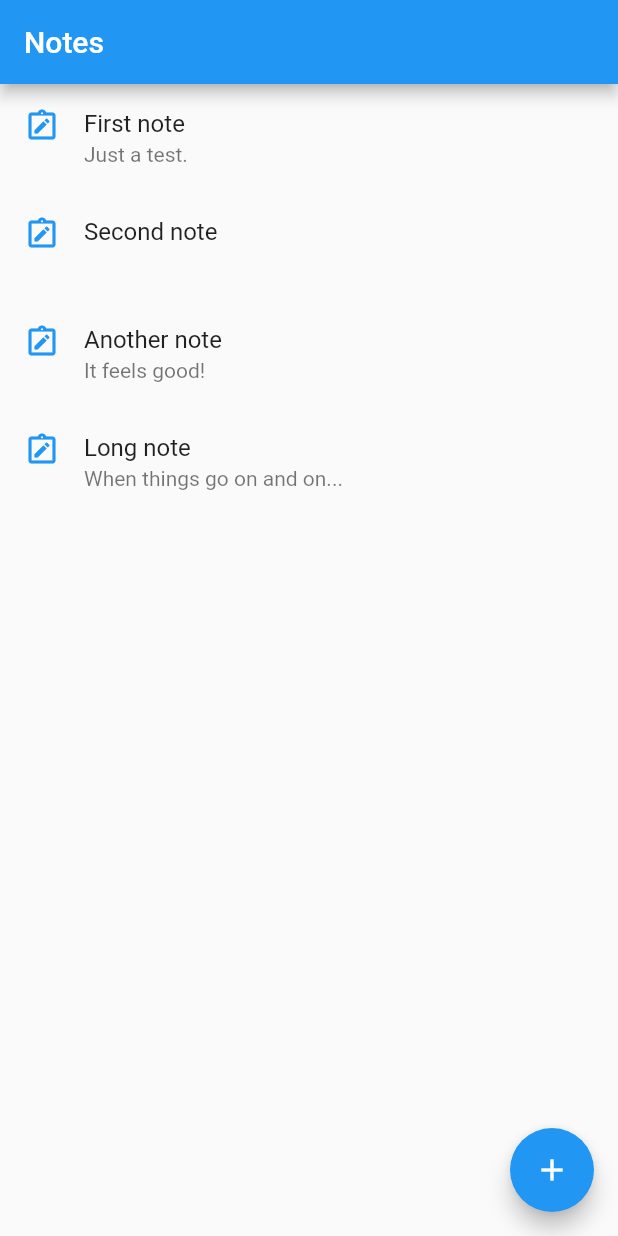
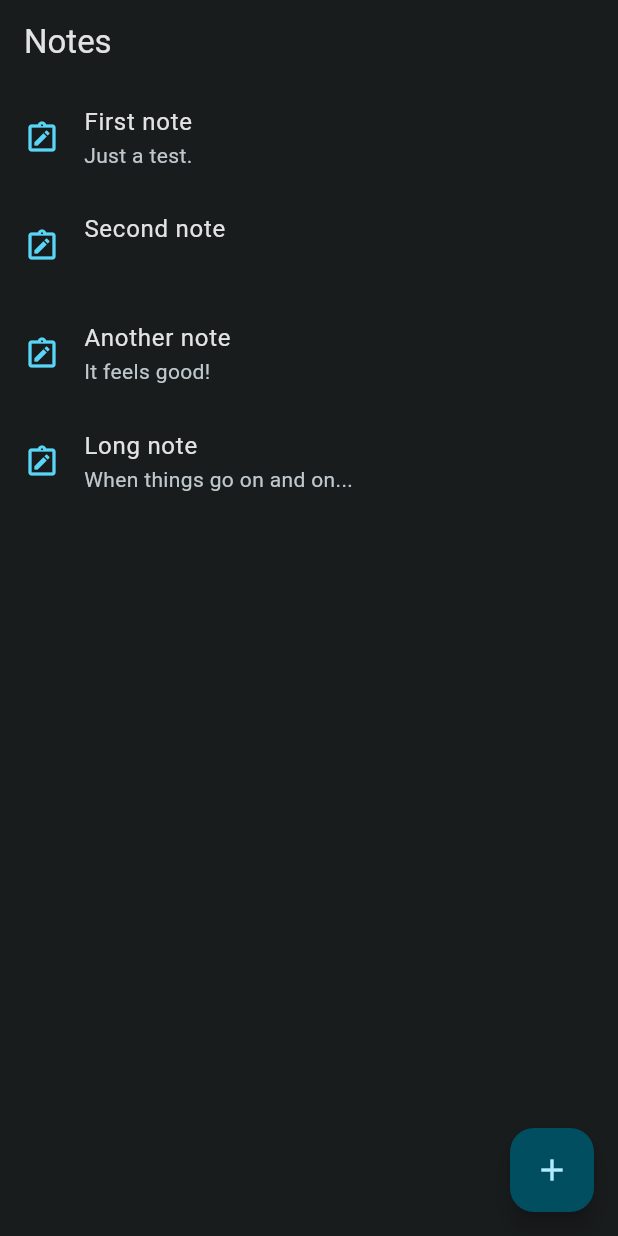
Before and after one commit to cc-nogueira/flutter_simple_layered_template, a Flutter app: the screen it shows after launch, on a phone screen of 412 x 824 dp. Run offline on Flutter 3.47's test engine with Material 2 defaults, Android fonts, the phone set to English and light mode, and no system bars; our stand-ins replace flutter_riverpod, freezed_annotation; generated files the repository leaves out were written again.

Commit message:
ThemeBuilder. Message and Loading widgets review.

```diff
--- a/lib/src/presentation/app/app.dart
+++ b/lib/src/presentation/app/app.dart
@@ -1,8 +1,9 @@
 import 'package:flutter/material.dart';
 
-import 'routes.dart';
+import 'routes/routes.dart';
+import 'theme/theme_builder.dart';
 
-/// Weather App is this application MaterialApp.
+/// This is the MaterialApp.
 class App extends StatelessWidget {
   /// Const constructor
   const App({super.key});
@@ -14,8 +15,8 @@ class App extends StatelessWidget {
   Widget build(BuildContext context) {
     return MaterialApp(
       debugShowCheckedModeBanner: false,
-      theme: ThemeData(primarySwatch: Colors.blue),
       title: 'App',
+      theme: ThemeBuilder().darkTheme,
       onGenerateRoute: _routes.onGenerateRoute,
       initialRoute: Routes.home,
     );
--- a/lib/src/presentation/app/routes.dart
+++ b/lib/src/presentation/app/routes/routes.dart
@@ -1,29 +1,32 @@
 import 'package:flutter/material.dart';
 
-import '../../domain/entity/note.dart';
-import '../common/page/message_page.dart';
-import '../feature/note/page/note_page.dart';
-import '../feature/notes/notes_page.dart';
+import '../../../domain/entity/note.dart';
+import '../../common/page/message_page.dart';
+import '../../feature/note/note_page.dart';
+import '../../feature/notes/notes_page.dart';
 
 /// Routes management class.
 ///
 /// Uses static const variables to enumerate available routes and implements
 /// onGenerateRoute callback used for named routes navigation.
 class Routes {
+  /// Const constructor.
   const Routes();
 
+  /// Static routes.
   static const home = '/';
   static const note = '/note';
 
+  /// Callback for MaterialApp.
   Route onGenerateRoute(RouteSettings settings) {
     switch (settings.name) {
       case home:
-        return _route((_) => NotesPage());
+        return _route((_) => const NotesPage());
       case note:
         return _routeWithArg<Note>(settings.arguments, (_, arg) => NotePage(note: arg));
       default:
         return _route(
-          (_) => ErrorMessagePage('Unknown route "${settings.name}"'),
+          (_) => MessagePage.error('Unknown route "${settings.name}"'),
         );
     }
   }
@@ -39,5 +42,5 @@ class Routes {
 
   Widget _argumentBuilder<T>(
           BuildContext context, Object? arg, Widget Function(BuildContext, T) builder) =>
-      arg is T ? builder(context, arg) : const ErrorMessagePage('Illegal argument for route');
+      arg is T ? builder(context, arg) : MessagePage.error('Illegal argument for route');
 }
--- /dev/null
+++ b/lib/src/presentation/app/theme/theme_builder.dart
@@ -0,0 +1,66 @@
+import 'package:flutter/material.dart';
+
+import 'color_scheme.g.dart';
+
+/// ThemeBuilder for Material3.
+///
+/// The object of this class is created with a flag to define weather to use the pre generated
+/// colorsSchemes or to customize flutter default colorSchemes for Dark and Light modes.
+///
+/// The default choice is to use the pre generated colorSchemes.
+///
+/// Exposes a dark and a light theme option.
+class ThemeBuilder {
+  /// Contructor receives a flag to define the use of pre generated themes (defaults to true).
+  ThemeBuilder({this.useGenerated = true});
+
+  /// Flag to define the use of pre generated themes.
+  final bool useGenerated;
+
+  /// Getter for darkTheme
+  late ThemeData darkTheme = _theme(ThemeMode.dark);
+
+  /// Getter for lightTheme
+  late ThemeData lightTheme = _theme(ThemeMode.light);
+
+  /// Configures ThemeData for a ThemeMode.
+  ///
+  /// ThemeData is flaged to useMaterial3.
+  /// Handle only dark and light options, ThemeMode.system will be handled as dark.
+  ///
+  /// Also configures scaffoldBackgroundColor.
+  ThemeData _theme(ThemeMode mode) {
+    final base = mode == ThemeMode.light
+        ? ThemeData(
+            brightness: Brightness.light,
+            useMaterial3: true,
+            colorScheme: useGenerated ? lightColorScheme : null)
+        : ThemeData(
+            brightness: Brightness.dark,
+            useMaterial3: true,
+            colorScheme: useGenerated ? darkColorScheme : null);
+
+    if (useGenerated) {
+      return base.copyWith(scaffoldBackgroundColor: base.colorScheme.surface);
+    }
+
+    return base.copyWith(
+      colorScheme: _colorScheme(mode, base.colorScheme),
+      textTheme: _textTheme(mode, base.textTheme),
+      appBarTheme: _appBarTheme(mode, base.appBarTheme),
+      scaffoldBackgroundColor: _scaffoldBackgroundColor(mode),
+    );
+  }
+
+  ColorScheme _colorScheme(ThemeMode mode, ColorScheme base) =>
+      mode == ThemeMode.dark ? base : base.copyWith(onSurface: Colors.brown[900]);
+
+  TextTheme _textTheme(ThemeMode mode, TextTheme base) =>
+      mode == ThemeMode.dark ? base : base.apply(bodyColor: Colors.brown[900]);
+
+  AppBarTheme _appBarTheme(ThemeMode mode, AppBarTheme base) =>
+      base.copyWith(backgroundColor: _scaffoldBackgroundColor(mode));
+
+  Color _scaffoldBackgroundColor(ThemeMode mode) =>
+      mode == ThemeMode.dark ? Colors.grey[900]! : const Color(0xFFCACAC0);
+}
--- a/lib/src/presentation/common/page/loading_page.dart
+++ b/lib/src/presentation/common/page/loading_page.dart
@@ -9,13 +9,13 @@ class LoadingPage extends StatelessWidget {
   /// Const constructor with title
   const LoadingPage(this.title, {super.key});
 
-  /// builder helper function for AsyncValue loading callback.
+  /// builder function for AsyncValue loading callback.
   static Widget Function() builder(String title) => () => LoadingPage(title);
 
   /// Page title
   final String title;
 
-  /// Build a scaffold with given title and a LoadingWidget.
+  /// Build a scaffold with given title and LoadingWidget.
   @override
   Widget build(BuildContext context) {
     return Scaffold(
--- a/lib/src/presentation/common/page/message_page.dart
+++ b/lib/src/presentation/common/page/message_page.dart
@@ -8,6 +8,13 @@ import '../widget/message_widget.dart';
 class MessagePage extends StatelessWidget {
   /// Const constructor with title and message.
   const MessagePage({super.key, required this.title, required this.message});
+
+  /// Factory constructor for error message with 'Error' title.
+  ///
+  /// Accepts an ignored StackTrace argument to make the signature
+  /// compatible with AsyncValue error callback.
+  factory MessagePage.error(Object error, [StackTrace? _]) =>
+      MessagePage(title: 'Error', message: error.toString());
 
   /// Page title.
   final String title;
@@ -24,28 +31,3 @@ class MessagePage extends StatelessWidget {
     );
   }
 }
-
-/// Simple error message page.
-///
-/// Presents a scaffold page with title and a centralized error message.
-class ErrorMessagePage extends StatelessWidget {
-  /// Const constructor with an Error object.
-  const ErrorMessagePage(this.error, {super.key});
-
-  /// Factory helper constructor for AsyncValue error callback.
-  factory ErrorMessagePage.errorBuilder(Object error, StackTrace? stackTrace) =>
-      ErrorMessagePage(error);
-
-  /// Error object.
-  final Object error;
-
-  /// Returns a MessagePage with translated Error page title showing the given
-  /// error as the message content.
-  @override
-  Widget build(BuildContext context) {
-    return MessagePage(
-      title: 'Error',
-      message: error.toString(),
-    );
-  }
-}
--- a/lib/src/presentation/common/widget/loading_widget.dart
+++ b/lib/src/presentation/common/widget/loading_widget.dart
@@ -7,9 +7,6 @@ class LoadingWidget extends StatelessWidget {
   /// Const constructor.
   const LoadingWidget({super.key});
 
-  /// builder helper function for AsyncValue loading callback.
-  static Widget Function() get builder => () => const LoadingWidget();
-
   /// Build a centralized CircularProgressIndicator.
   @override
   Widget build(BuildContext context) => const Center(child: CircularProgressIndicator());
--- a/lib/src/presentation/common/widget/message_widget.dart
+++ b/lib/src/presentation/common/widget/message_widget.dart
@@ -7,7 +7,11 @@ class MessageWidget extends StatelessWidget {
   /// Const constructor.
   const MessageWidget(this.message, {super.key, this.style});
 
-  /// Message to display
+  /// Factory constructor for AsyncValue error callback.
+  factory MessageWidget.errorBuilder(Object error, StackTrace? _) =>
+      MessageWidget(error.toString());
+
+  /// Message to display.
   final String message;
 
   /// Optional text style (defaults to headlineSmall).
```
Also changed, not shown: lib/src/presentation/app/theme/color_scheme.g.dart (added), 1 other file.
